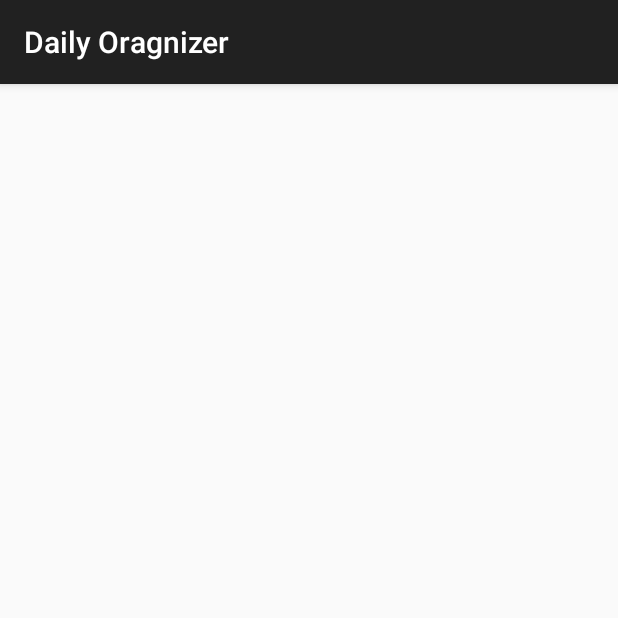
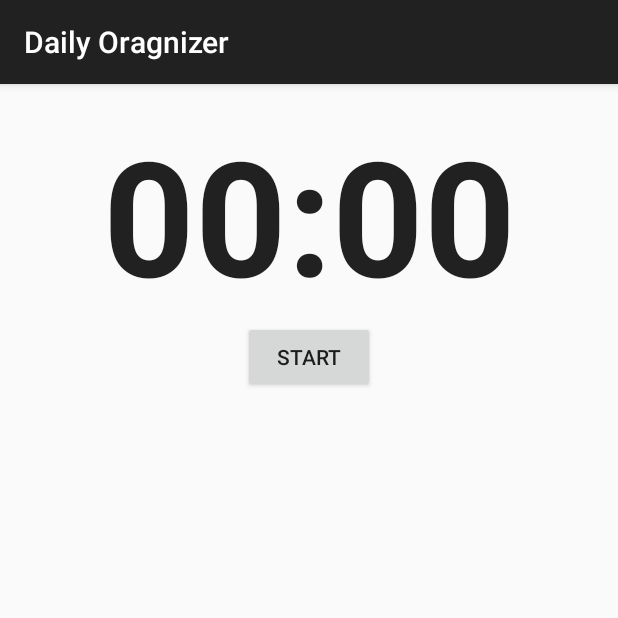
Before and after one commit to leanu/midps, an Android app: the screen it shows after launch (MainActivity), on a phone screen of 412 x 824 dp, the top half of it. Run offline under Robolectric (Android 15) with nearby library versions, the phone set to English and light mode, and no system bars.

Commit message:
added simple hardcoded countdown

```diff
--- a/organiser/DailyOragnizer/app/src/main/AndroidManifest.xml
+++ b/organiser/DailyOragnizer/app/src/main/AndroidManifest.xml
@@ -15,6 +15,10 @@
                 <category android:name="android.intent.category.LAUNCHER" />
             </intent-filter>
         </activity>
+
+        <service
+            android:name=".PomodoroIntentService"
+            android:exported="false"></service>
     </application>
 
 </manifest>
--- a/organiser/DailyOragnizer/app/src/main/res/layout/activity_main.xml
+++ b/organiser/DailyOragnizer/app/src/main/res/layout/activity_main.xml
@@ -1,12 +1,35 @@
 <?xml version="1.0" encoding="utf-8"?>
 <RelativeLayout xmlns:android="http://schemas.android.com/apk/res/android"
     xmlns:tools="http://schemas.android.com/tools"
-    android:layout_width="match_parent"
-    android:layout_height="match_parent"
+    android:layout_width="wrap_content"
+    android:layout_height="wrap_content"
     android:paddingBottom="@dimen/activity_vertical_margin"
     android:paddingLeft="@dimen/activity_horizontal_margin"
     android:paddingRight="@dimen/activity_horizontal_margin"
     android:paddingTop="@dimen/activity_vertical_margin"
     tools:context="com.leanu.dailyoragnizer.MainActivity">
 
+
+    <TextView
+        android:layout_width="match_parent"
+        android:layout_height="wrap_content"
+        android:textAppearance="?android:attr/textAppearanceLarge"
+        android:text="@string/countdown"
+        android:id="@+id/countdown_display"
+        android:layout_alignParentTop="true"
+        android:layout_alignParentStart="true"
+        android:singleLine="true"
+        android:textAlignment="center"
+        android:textSize="48pt"
+        android:textStyle="bold"
+        android:gravity="center_horizontal" />
+
+    <Button
+        android:layout_width="wrap_content"
+        android:layout_height="wrap_content"
+        android:text="@string/startButton"
+        android:id="@+id/button"
+        android:layout_below="@+id/countdown_display"
+        android:layout_centerHorizontal="true"
+        android:onClick="onStartPomodoro" />
 </RelativeLayout>
--- /dev/null
+++ b/organiser/DailyOragnizer/app/src/main/res/values/colors.xml
@@ -0,0 +1,3 @@
+<?xml version="1.0" encoding="utf-8"?>
+<resources>
+</resources>
--- a/organiser/DailyOragnizer/app/src/main/res/values/strings.xml
+++ b/organiser/DailyOragnizer/app/src/main/res/values/strings.xml
@@ -1,3 +1,5 @@
 <resources>
     <string name="app_name">Daily Oragnizer</string>
+    <string name="countdown">00:00</string>
+    <string name="startButton">Start</string>
 </resources>
```
Also changed, not shown: organiser/DailyOragnizer/app/src/main/java/com/leanu/dailyoragnizer/MainActivity.java (+26 -0 lines), organiser/DailyOragnizer/app/src/main/java/com/leanu/dailyoragnizer/PomodoroIntentService.java (added, +53 -0 lines), 1 other file.
